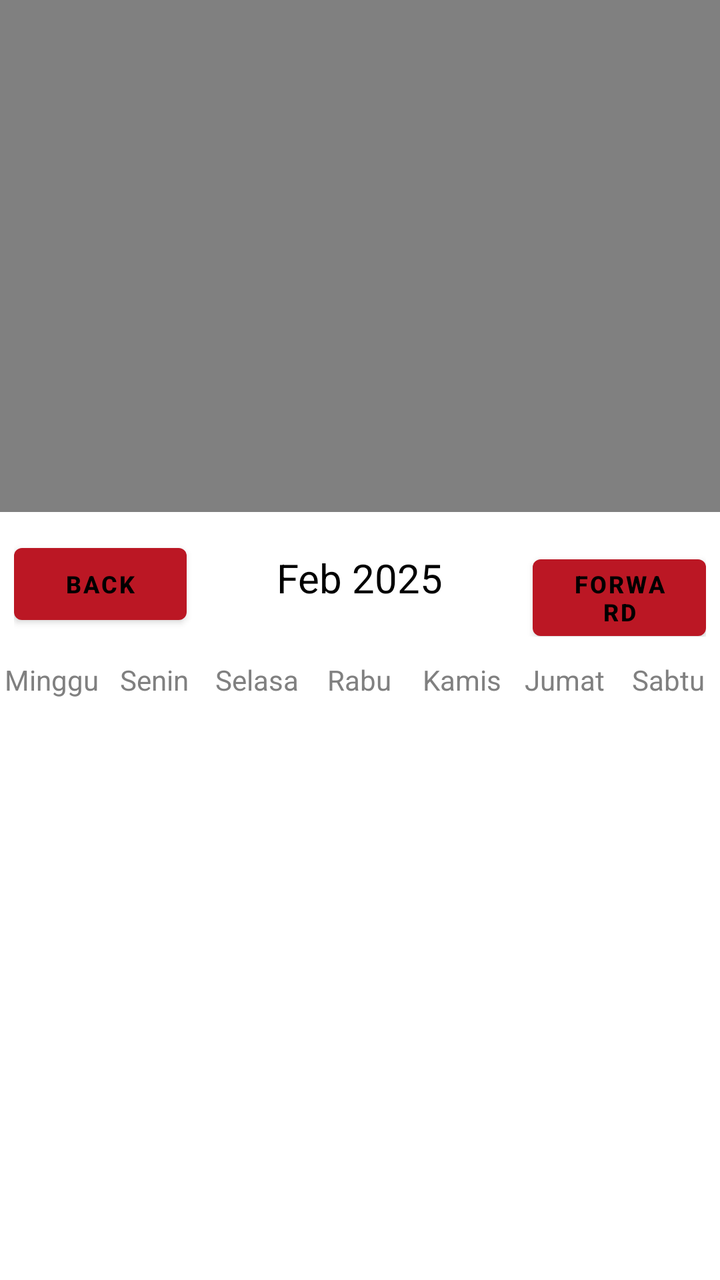
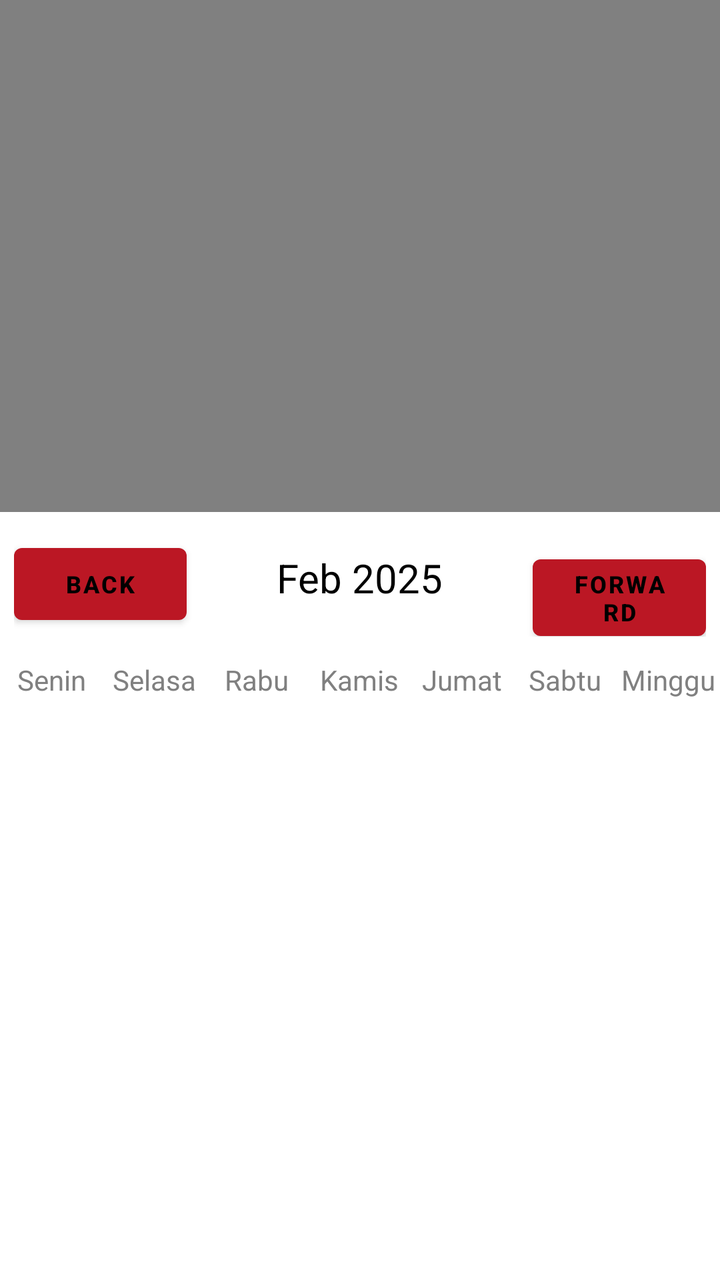

Compare the two renders of this Android layout. The source of the first and the diff that turns it into the second are given below.
<!-- AndroidManifest.xml: application theme Theme.NewAsaSystem -->
<!-- res/layout/fragment_second.xml -->
<?xml version="1.0" encoding="utf-8"?>
<androidx.constraintlayout.widget.ConstraintLayout xmlns:android="http://schemas.android.com/apk/res/android"
    xmlns:tools="http://schemas.android.com/tools"
    android:layout_width="match_parent"
    android:layout_height="match_parent"
    xmlns:app="http://schemas.android.com/apk/res-auto"
    tools:context=".SecondFragment">

    <LinearLayout
        android:id="@+id/llTopContent"
        android:layout_width="match_parent"
        android:layout_height="0dp"
        android:orientation="vertical"
        app:layout_constraintHeight_percent="0.4"
        android:background="@color/gray"
        app:layout_constraintStart_toStartOf="parent"
        app:layout_constraintTop_toTopOf="parent">

    </LinearLayout>

    <LinearLayout
        android:layout_width="match_parent"
        android:layout_height="0dp"
        android:orientation="vertical"
        app:layout_constraintHeight_percent="0.5"
        app:layout_constraintStart_toStartOf="parent"
        app:layout_constraintTop_toBottomOf="@id/llTopContent">

        <LinearLayout
            android:layout_width="match_parent"
            android:layout_height="wrap_content"
            android:layout_marginHorizontal="7dp"
            android:layout_marginVertical="12dp"
            android:orientation="horizontal">

            <Button
                android:id="@+id/btnBack"
                android:layout_width="0dp"
                android:layout_height="wrap_content"
                android:layout_weight="1"
                android:background="@null"
                android:text="Back"
                android:textColor="@color/black"
                android:textSize="12sp"
                android:textStyle="bold" />

            <TextView
                android:id="@+id/monthYearTV"
                android:layout_width="0dp"
                android:layout_height="wrap_content"
                android:layout_weight="2"
                android:text="Feb 2025"
                android:textAlignment="center"
                android:textColor="@color/black"
                android:textSize="20sp" />

            <Button
                android:id="@+id/btnForward"
                android:layout_width="0dp"
                android:layout_height="wrap_content"
                android:layout_weight="1"
                android:background="@null"
                android:text="Forward"
                android:textColor="@color/black"
                android:textSize="12sp"
                android:textStyle="bold" />

        </LinearLayout>

        <LinearLayout
            android:layout_width="match_parent"
            android:layout_height="wrap_content"
            android:orientation="horizontal">

            <TextView
                android:layout_width="0dp"
                android:layout_height="wrap_content"
                android:layout_weight="1"
                android:text="Minggu"
                android:textAlignment="center"
                android:textColor="@color/gray"
                android:textSize="14sp" />

            <TextView
                android:layout_width="0dp"
                android:layout_height="wrap_content"
                android:layout_weight="1"
                android:text="Senin"
                android:textAlignment="center"
                android:textColor="@color/gray"
                android:textSize="14sp" />

            <TextView
                android:layout_width="0dp"
                android:layout_height="wrap_content"
                android:layout_weight="1"
                android:text="Selasa"
                android:textAlignment="center"
                android:textColor="@color/gray"
                android:textSize="14sp" />

            <TextView
                android:layout_width="0dp"
                android:layout_height="wrap_content"
                android:layout_weight="1"
                android:text="Rabu"
                android:textAlignment="center"
                android:textColor="@color/gray"
                android:textSize="14sp" />

            <TextView
                android:layout_width="0dp"
                android:layout_height="wrap_content"
                android:layout_weight="1"
                android:text="Kamis"
                android:textAlignment="center"
                android:textColor="@color/gray"
                android:textSize="14sp" />

            <TextView
                android:layout_width="0dp"
                android:layout_height="wrap_content"
                android:layout_weight="1"
                android:text="Jumat"
                android:textAlignment="center"
                android:textColor="@color/gray"
                android:textSize="14sp" />

            <TextView
                android:layout_width="0dp"
                android:layout_height="wrap_content"
                android:layout_weight="1"
                android:text="Sabtu"
                android:textAlignment="center"
                android:textColor="@color/gray"
                android:textSize="14sp" />


        </LinearLayout>

        <androidx.recyclerview.widget.RecyclerView
            android:id="@+id/calendarRecyclerView"
            android:layout_width="match_parent"
            android:layout_height="fill_parent"/>

    </LinearLayout>

</androidx.constraintlayout.widget.ConstraintLayout>
<!-- resources referenced by this layout -->
<resources>
  <color name="black">#FF000000</color>
  <color name="gray">#808080</color>
  <style name="Theme.NewAsaSystem" parent="Base.Theme.NewAsaSystem" />
  <style name="Base.Theme.NewAsaSystem" parent="Theme.MaterialComponents.Light.NoActionBar">
          <item name="colorPrimary">@color/red</item>
          <item name="colorPrimaryDark">@color/red</item>
          <item name="colorPrimarySurface">@color/white</item>
          <item name="colorOnPrimary">@color/white</item>
          <item name="toolbarStyle">@style/Widget.MaterialComponents.Toolbar.PrimarySurface</item>
      </style>
  <color name="red">#bb1724</color>
  <color name="white">#FFFFFFFF</color>
</resources>

<!-- the commit's change to res/layout/fragment_second.xml (unified diff, before → after) -->
@@ -76,15 +76,6 @@
                 android:layout_width="0dp"
                 android:layout_height="wrap_content"
                 android:layout_weight="1"
-                android:text="Minggu"
-                android:textAlignment="center"
-                android:textColor="@color/gray"
-                android:textSize="14sp" />
-
-            <TextView
-                android:layout_width="0dp"
-                android:layout_height="wrap_content"
-                android:layout_weight="1"
                 android:text="Senin"
                 android:textAlignment="center"
                 android:textColor="@color/gray"
@@ -135,6 +126,15 @@
                 android:textColor="@color/gray"
                 android:textSize="14sp" />
 
+            <TextView
+                android:layout_width="0dp"
+                android:layout_height="wrap_content"
+                android:layout_weight="1"
+                android:text="Minggu"
+                android:textAlignment="center"
+                android:textColor="@color/gray"
+                android:textSize="14sp" />
+
 
         </LinearLayout>
 
